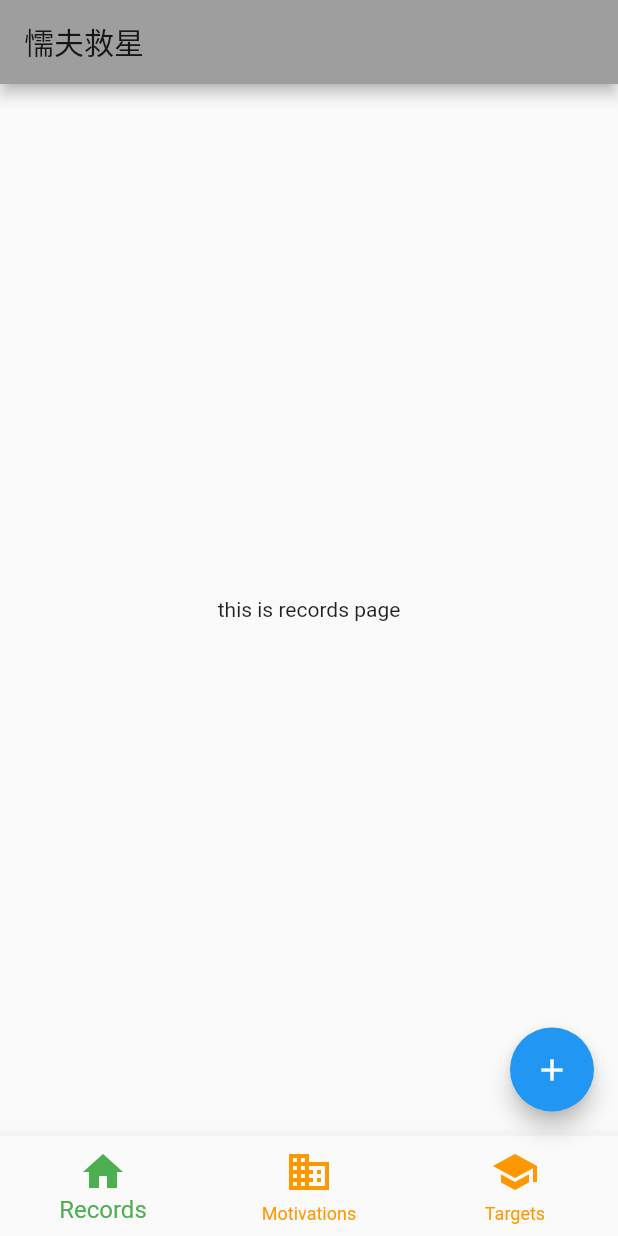
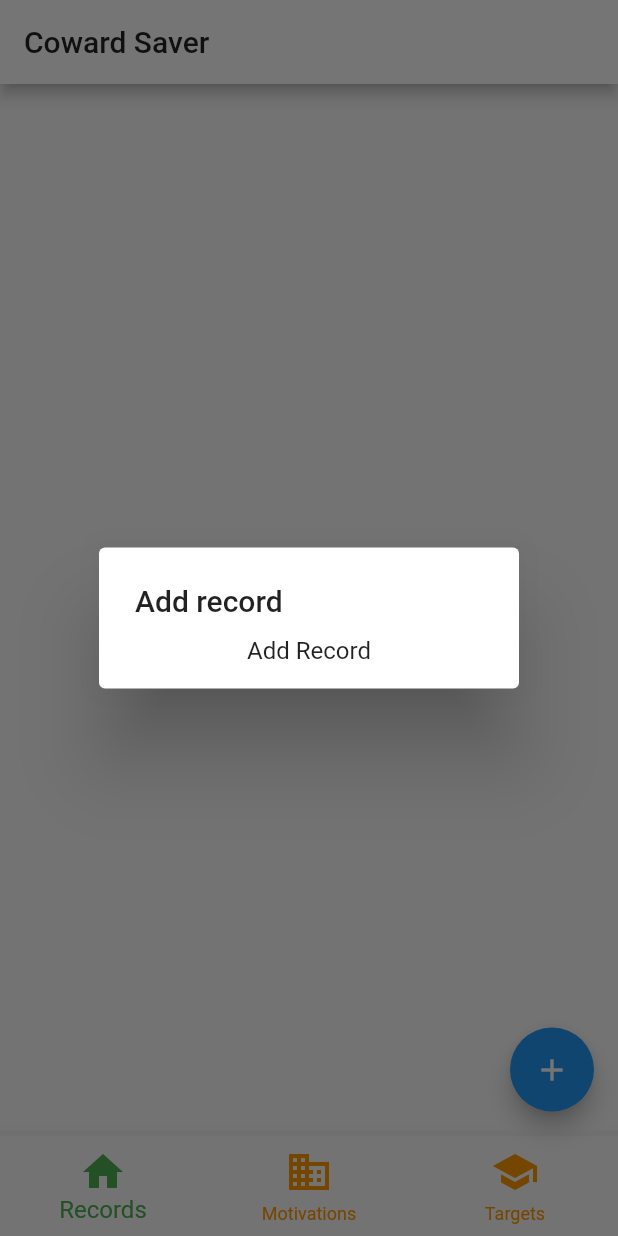
Before and after one commit to adoontheway/coward_saviour, a Flutter app: the screen it shows after launch, after a tap on the "add" icon, on a phone screen of 412 x 824 dp. Run offline on Flutter 3.47's test engine with Material 2 defaults, Android fonts, the phone set to English and light mode, and no system bars.

Commit message:
add addview and logics

```diff
--- a/lib/main.dart
+++ b/lib/main.dart
@@ -1,6 +1,9 @@
 import 'package:coward_saver/pages/motives.dart';
 import 'package:coward_saver/pages/records.dart';
 import 'package:coward_saver/pages/targets.dart';
+import 'package:coward_saver/view/add_motive.dart';
+import 'package:coward_saver/view/add_record.dart';
+import 'package:coward_saver/view/add_target.dart';
 import 'package:flutter/material.dart';
 
 void main() {
@@ -11,7 +14,7 @@ class App extends StatelessWidget {
   @override
   Widget build(BuildContext context) {
     return MaterialApp(
-      theme: ThemeData(primaryColor: Colors.grey),
+      theme: ThemeData(primaryColor: Colors.white),
       home: IndexPage(),
     );
   }
@@ -25,6 +28,12 @@ class IndexPage extends StatefulWidget {
 class _IndexPageState extends State<IndexPage> {
   int _selectedIndex = 0;
   List<Widget> _views = <Widget>[RecordPage(), MotivationPage(), TargetPage()];
+  List<Widget> _addViews = <Widget>[
+    AddRecordView(),
+    AddMotiveView(),
+    AddTargetView()
+  ];
+  List<String> _titles = ["record", "motive", "target"];
   List<BottomNavigationBarItem> _bottomItems = <BottomNavigationBarItem>[
     BottomNavigationBarItem(icon: Icon(Icons.home), label: 'Records'),
     BottomNavigationBarItem(icon: Icon(Icons.business), label: 'Motivations'),
@@ -35,7 +44,7 @@ class _IndexPageState extends State<IndexPage> {
   Widget build(BuildContext context) {
     return Scaffold(
       appBar: AppBar(
-        title: Text("懦夫救星"),
+        title: Text("Coward Saver"), //Text("懦夫救星"),
       ),
       body: _views[_selectedIndex],
       bottomNavigationBar: BottomNavigationBar(
@@ -57,6 +66,17 @@ class _IndexPageState extends State<IndexPage> {
 
   void _onAdd() {
     print("on add");
+
+    showDialog(
+        context: context,
+        builder: (BuildContext ctx) {
+          return SimpleDialog(
+            title: Text("Add ${_titles[_selectedIndex]}"),
+            children: [_addViews[_selectedIndex]],
+            // backgroundColor: Colors.grey,
+          );
+          // return _addViews[_selectedIndex];
+        });
   }
 
   void _onItemTap(int value) {
--- a/lib/pages/motives.dart
+++ b/lib/pages/motives.dart
@@ -1,5 +1,3 @@
-import 'package:flutter/material.dart';
-
 import 'package:flutter/material.dart';
 
 class MotivationPage extends StatefulWidget {
--- /dev/null
+++ b/lib/view/add_record.dart
@@ -0,0 +1,17 @@
+import 'package:flutter/material.dart';
+
+class AddRecordView extends StatefulWidget {
+  @override
+  _AddRecordViewState createState() => _AddRecordViewState();
+}
+
+class _AddRecordViewState extends State<AddRecordView> {
+  @override
+  Widget build(BuildContext context) {
+    return Container(
+      child: Center(
+        child: Text("Add Record"),
+      ),
+    );
+  }
+}
```
Also changed, not shown: lib/view/add_motive.dart (added, +17 -0 lines), lib/view/add_target.dart (added, +17 -0 lines), 1 other file.
